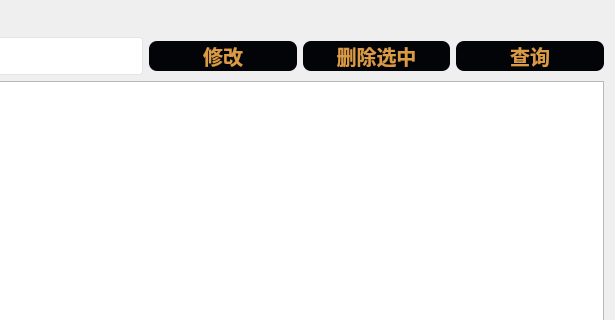
Qt form server/src/usermanage.ui (omigeft/QTChatroom) before a commit; both pictures show x 168 to 783 and y 0 to 320 of the 783 by 548 pixel window.
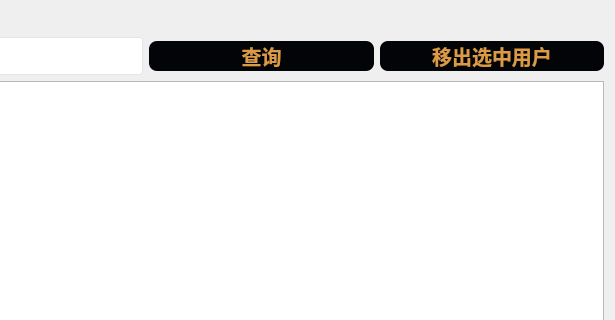
The same form after that commit. Icons and pictures are not drawn.

Commit message: 实现群聊用户管理

What changed in the file:
```diff
--- a/server/src/usermanage.ui
+++ b/server/src/usermanage.ui
@@ -29,6 +29,9 @@
 height:30px;
 width: 100%;
 }
+QPushButton:disabled {
+background-color: #787a7e;
+}
 QPushButton:hover {
 background-color: #383a3e;
 }
@@ -59,20 +62,6 @@
        </property>
       </widget>
      </item>
-     <item>
-      <widget class="QPushButton" name="ChangeButton">
-       <property name="text">
-        <string>修改</string>
-       </property>
-      </widget>
-     </item>
-     <item>
-      <widget class="QPushButton" name="DeleteButton">
-       <property name="text">
-        <string>删除选中</string>
-       </property>
-      </widget>
-     </item>
      <item>
       <widget class="QPushButton" name="FindButton">
        <property name="text">
@@ -80,6 +69,13 @@
        </property>
       </widget>
      </item>
+     <item>
+      <widget class="QPushButton" name="DeleteButton">
+       <property name="text">
+        <string>移出选中用户</string>
+       </property>
+      </widget>
+     </item>
     </layout>
    </item>
    <item row="0" column="0">
```
Left out of the diff: 3 changed lines with no effect on the pictures. The commit also changes 12 other files.
